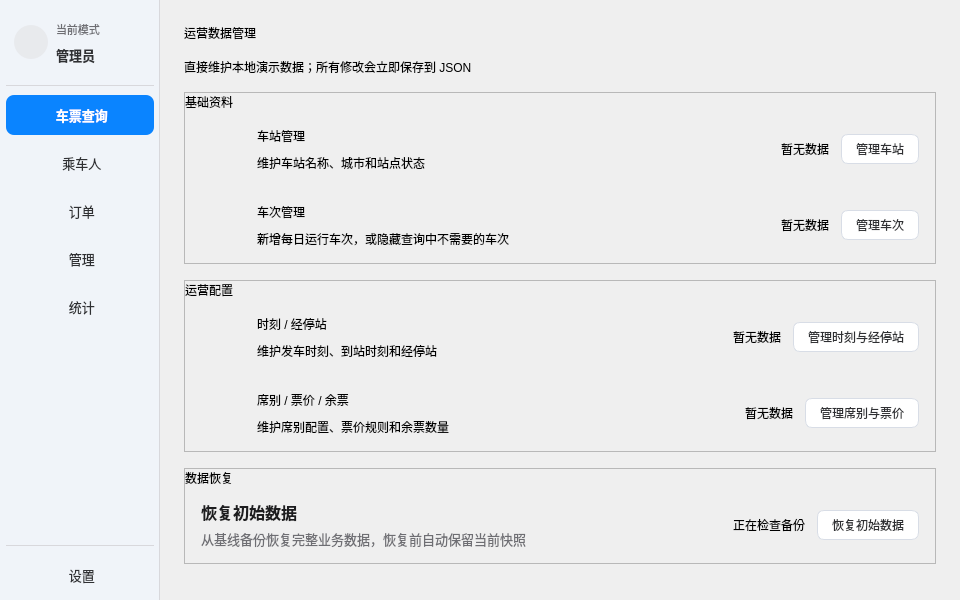
The window that src/app/mainwindow.ui (miunerofrade/seu-qt-summer-school) describes before a commit, drawn with Qt 5.
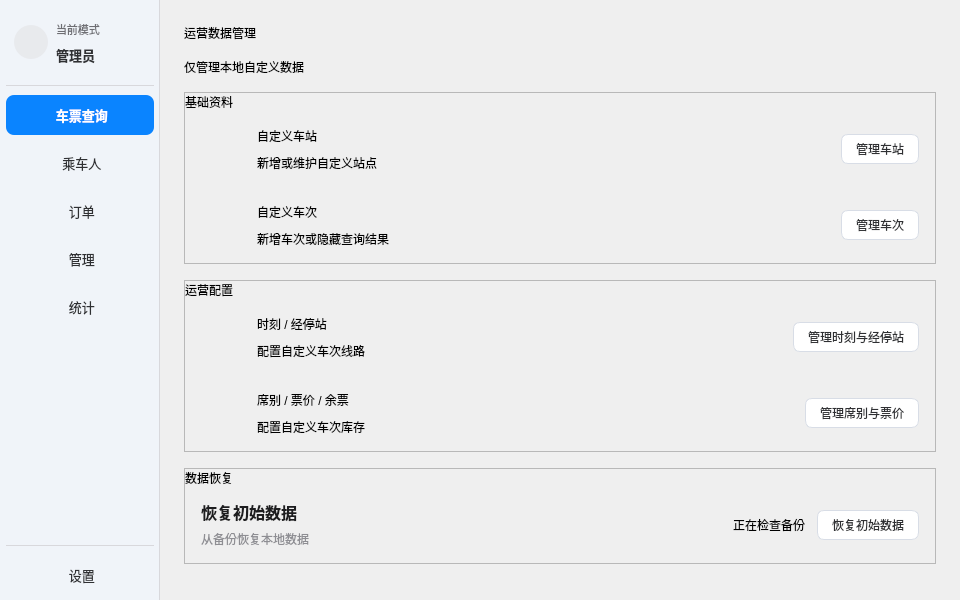
The same window after the commit. The open tabs and pages were chosen to show the change. Icons and pictures are not drawn. Custom widgets are drawn as their Qt base class.

```diff
--- a/src/app/mainwindow.ui
+++ b/src/app/mainwindow.ui
@@ -1195,8 +1195,8 @@
 }
 
 QLabel#labelAdminSubtitle {
-    color: #6E6E73;
-    font-size: 13px;
+    color: #8E8E93;
+    font-size: 12px;
 }
 
 QFrame#adminBaseGroup,
@@ -1286,17 +1286,8 @@
 QLabel#labelTrainAdminDescription,
 QLabel#labelScheduleAdminDescription,
 QLabel#labelSeatAdminDescription {
-    color: #6E6E73;
-    font-size: 13px;
-}
-
-QLabel#labelStationAdminData,
-QLabel#labelTrainAdminData,
-QLabel#labelScheduleAdminData,
-QLabel#labelSeatAdminData {
-    color: #515866;
+    color: #8E8E93;
     font-size: 12px;
-    padding-right: 8px;
 }
 
 QLabel#labelAdminBackupData {
@@ -1315,7 +1306,7 @@
           <property name="text"><string>运营数据管理</string></property>
          </widget>
         </item>
-        <item><widget class="QLabel" name="labelAdminSubtitle"><property name="text"><string>直接维护本地演示数据；所有修改会立即保存到 JSON</string></property></widget></item>
+        <item><widget class="QLabel" name="labelAdminSubtitle"><property name="text"><string>仅管理本地自定义数据</string></property></widget></item>
         <item>
          <widget class="QFrame" name="adminBaseGroup">
           <property name="frameShape"><enum>QFrame::Shape::StyledPanel</enum></property>
@@ -1329,9 +1320,8 @@
              <layout class="QHBoxLayout" name="horizontalLayoutStationAdmin">
               <property name="spacing"><number>12</number></property><property name="leftMargin"><number>16</number></property><property name="topMargin"><number>12</number></property><property name="rightMargin"><number>16</number></property><property name="bottomMargin"><number>12</number></property>
               <item><widget class="QLabel" name="labelStationAdminIcon"><property name="minimumSize"><size><width>44</width><height>44</height></size></property><property name="maximumSize"><size><width>44</width><height>44</height></size></property><property name="pixmap"><pixmap resource="resources.qrc">:/icons/landmark.svg</pixmap></property><property name="alignment"><set>Qt::AlignmentFlag::AlignCenter</set></property></widget></item>
-              <item><layout class="QVBoxLayout" name="verticalLayoutStationAdminText"><property name="spacing"><number>2</number></property><item><widget class="QLabel" name="labelStationAdminTitle"><property name="text"><string>车站管理</string></property></widget></item><item><widget class="QLabel" name="labelStationAdminDescription"><property name="text"><string>维护车站名称、城市和站点状态</string></property></widget></item></layout></item>
+              <item><layout class="QVBoxLayout" name="verticalLayoutStationAdminText"><property name="spacing"><number>2</number></property><item><widget class="QLabel" name="labelStationAdminTitle"><property name="text"><string>自定义车站</string></property></widget></item><item><widget class="QLabel" name="labelStationAdminDescription"><property name="text"><string>新增或维护自定义站点</string></property></widget></item></layout></item>
               <item><spacer name="horizontalSpacerStationAdmin"><property name="orientation"><enum>Qt::Orientation::Horizontal</enum></property><property name="sizeHint" stdset="0"><size><width>40</width><height>20</height></size></property></spacer></item>
-              <item><widget class="QLabel" name="labelStationAdminData"><property name="text"><string>暂无数据</string></property></widget></item>
               <item><widget class="QPushButton" name="btnManageStations"><property name="text"><string>管理车站</string></property></widget></item>
              </layout>
             </widget>
@@ -1342,9 +1332,8 @@
              <layout class="QHBoxLayout" name="horizontalLayoutTrainAdmin">
               <property name="spacing"><number>12</number></property><property name="leftMargin"><number>16</number></property><property name="topMargin"><number>12</number></property><property name="rightMargin"><number>16</number></property><property name="bottomMargin"><number>12</number></property>
               <item><widget class="QLabel" name="labelTrainAdminIcon"><property name="minimumSize"><size><width>44</width><height>44</height></size></property><property name="maximumSize"><size><width>44</width><height>44</height></size></property><property name="pixmap"><pixmap resource="resources.qrc">:/icons/train-front.svg</pixmap></property><property name="alignment"><set>Qt::AlignmentFlag::AlignCenter</set></property></widget></item>
-              <item><layout class="QVBoxLayout" name="verticalLayoutTrainAdminText"><property name="spacing"><number>2</number></property><item><widget class="QLabel" name="labelTrainAdminTitle"><property name="text"><string>车次管理</string></property></widget></item><item><widget class="QLabel" name="labelTrainAdminDescription"><property name="text"><string>新增每日运行车次，或隐藏查询中不需要的车次</string></property></widget></item></layout></item>
+              <item><layout class="QVBoxLayout" name="verticalLayoutTrainAdminText"><property name="spacing"><number>2</number></property><item><widget class="QLabel" name="labelTrainAdminTitle"><property name="text"><string>自定义车次</string></property></widget></item><item><widget class="QLabel" name="labelTrainAdminDescription"><property name="text"><string>新增车次或隐藏查询结果</string></property></widget></item></layout></item>
               <item><spacer name="horizontalSpacerTrainAdmin"><property name="orientation"><enum>Qt::Orientation::Horizontal</enum></property><property name="sizeHint" stdset="0"><size><width>40</width><height>20</height></size></property></spacer></item>
-              <item><widget class="QLabel" name="labelTrainAdminData"><property name="text"><string>暂无数据</string></property></widget></item>
               <item><widget class="QPushButton" name="btnManageTrains"><property name="text"><string>管理车次</string></property></widget></item>
              </layout>
             </widget>
@@ -1365,9 +1354,8 @@
              <layout class="QHBoxLayout" name="horizontalLayoutScheduleAdmin">
               <property name="spacing"><number>12</number></property><property name="leftMargin"><number>16</number></property><property name="topMargin"><number>12</number></property><property name="rightMargin"><number>16</number></property><property name="bottomMargin"><number>12</number></property>
               <item><widget class="QLabel" name="labelScheduleAdminIcon"><property name="minimumSize"><size><width>44</width><height>44</height></size></property><property name="maximumSize"><size><width>44</width><height>44</height></size></property><property name="pixmap"><pixmap resource="resources.qrc">:/icons/clock.svg</pixmap></property><property name="alignment"><set>Qt::AlignmentFlag::AlignCenter</set></property></widget></item>
-              <item><layout class="QVBoxLayout" name="verticalLayoutScheduleAdminText"><property name="spacing"><number>2</number></property><item><widget class="QLabel" name="labelScheduleAdminTitle"><property name="text"><string>时刻 / 经停站</string></property></widget></item><item><widget class="QLabel" name="labelScheduleAdminDescription"><property name="text"><string>维护发车时刻、到站时刻和经停站</string></property></widget></item></layout></item>
+              <item><layout class="QVBoxLayout" name="verticalLayoutScheduleAdminText"><property name="spacing"><number>2</number></property><item><widget class="QLabel" name="labelScheduleAdminTitle"><property name="text"><string>时刻 / 经停站</string></property></widget></item><item><widget class="QLabel" name="labelScheduleAdminDescription"><property name="text"><string>配置自定义车次线路</string></property></widget></item></layout></item>
               <item><spacer name="horizontalSpacerScheduleAdmin"><property name="orientation"><enum>Qt::Orientation::Horizontal</enum></property><property name="sizeHint" stdset="0"><size><width>40</width><height>20</height></size></property></spacer></item>
-              <item><widget class="QLabel" name="labelScheduleAdminData"><property name="text"><string>暂无数据</string></property></widget></item>
               <item><widget class="QPushButton" name="btnManageSchedules"><property name="text"><string>管理时刻与经停站</string></property></widget></item>
              </layout>
             </widget>
@@ -1378,9 +1366,8 @@
              <layout class="QHBoxLayout" name="horizontalLayoutSeatAdmin">
               <property name="spacing"><number>12</number></property><property name="leftMargin"><number>16</number></property><property name="topMargin"><number>12</number></property><property name="rightMargin"><number>16</number></property><property name="bottomMargin"><number>12</number></property>
               <item><widget class="QLabel" name="labelSeatAdminIcon"><property name="minimumSize"><size><width>44</width><height>44</height></size></property><property name="maximumSize"><size><width>44</width><height>44</height></size></property><property name="pixmap"><pixmap resource="resources.qrc">:/icons/badge-yen.svg</pixmap></property><property name="alignment"><set>Qt::AlignmentFlag::AlignCenter</set></property></widget></item>
-              <item><layout class="QVBoxLayout" name="verticalLayoutSeatAdminText"><property name="spacing"><number>2</number></property><item><widget class="QLabel" name="labelSeatAdminTitle"><property name="text"><string>席别 / 票价 / 余票</string></property></widget></item><item><widget class="QLabel" name="labelSeatAdminDescription"><property name="text"><string>维护席别配置、票价规则和余票数量</string></property></widget></item></layout></item>
+              <item><layout class="QVBoxLayout" name="verticalLayoutSeatAdminText"><property name="spacing"><number>2</number></property><item><widget class="QLabel" name="labelSeatAdminTitle"><property name="text"><string>席别 / 票价 / 余票</string></property></widget></item><item><widget class="QLabel" name="labelSeatAdminDescription"><property name="text"><string>配置自定义车次库存</string></property></widget></item></layout></item>
               <item><spacer name="horizontalSpacerSeatAdmin"><property name="orientation"><enum>Qt::Orientation::Horizontal</enum></property><property name="sizeHint" stdset="0"><size><width>40</width><height>20</height></size></property></spacer></item>
-              <item><widget class="QLabel" name="labelSeatAdminData"><property name="text"><string>暂无数据</string></property></widget></item>
               <item><widget class="QPushButton" name="btnManageSeats"><property name="text"><string>管理席别与票价</string></property></widget></item>
              </layout>
             </widget>
@@ -1400,7 +1387,7 @@
              <property name="minimumSize"><size><width>0</width><height>76</height></size></property>
              <layout class="QHBoxLayout" name="horizontalLayoutAdminRecovery">
               <property name="spacing"><number>12</number></property><property name="leftMargin"><number>16</number></property><property name="topMargin"><number>12</number></property><property name="rightMargin"><number>16</number></property><property name="bottomMargin"><number>12</number></property>
-              <item><layout class="QVBoxLayout" name="verticalLayoutAdminRecoveryText"><property name="spacing"><number>2</number></property><item><widget class="QLabel" name="labelAdminRecoveryTitle"><property name="text"><string>恢复初始数据</string></property><property name="styleSheet"><string notr="true">font-size: 16px; font-weight: 600; color: #1D1D1F;</string></property></widget></item><item><widget class="QLabel" name="labelAdminRecoveryDescription"><property name="text"><string>从基线备份恢复完整业务数据，恢复前自动保留当前快照</string></property><property name="styleSheet"><string notr="true">color: #6E6E73; font-size: 13px;</string></property></widget></item></layout></item>
+              <item><layout class="QVBoxLayout" name="verticalLayoutAdminRecoveryText"><property name="spacing"><number>2</number></property><item><widget class="QLabel" name="labelAdminRecoveryTitle"><property name="text"><string>恢复初始数据</string></property><property name="styleSheet"><string notr="true">font-size: 16px; font-weight: 600; color: #1D1D1F;</string></property></widget></item><item><widget class="QLabel" name="labelAdminRecoveryDescription"><property name="text"><string>从备份恢复本地数据</string></property><property name="styleSheet"><string notr="true">color: #8E8E93; font-size: 12px;</string></property></widget></item></layout></item>
               <item><spacer name="horizontalSpacerAdminRecovery"><property name="orientation"><enum>Qt::Orientation::Horizontal</enum></property><property name="sizeHint" stdset="0"><size><width>40</width><height>20</height></size></property></spacer></item>
               <item><widget class="QLabel" name="labelAdminBackupData"><property name="text"><string>正在检查备份</string></property></widget></item>
               <item><widget class="QPushButton" name="btnResetAdminData"><property name="text"><string>恢复初始数据</string></property></widget></item>
```
Left out of the diff: 13 changed lines with no effect on the pictures.
